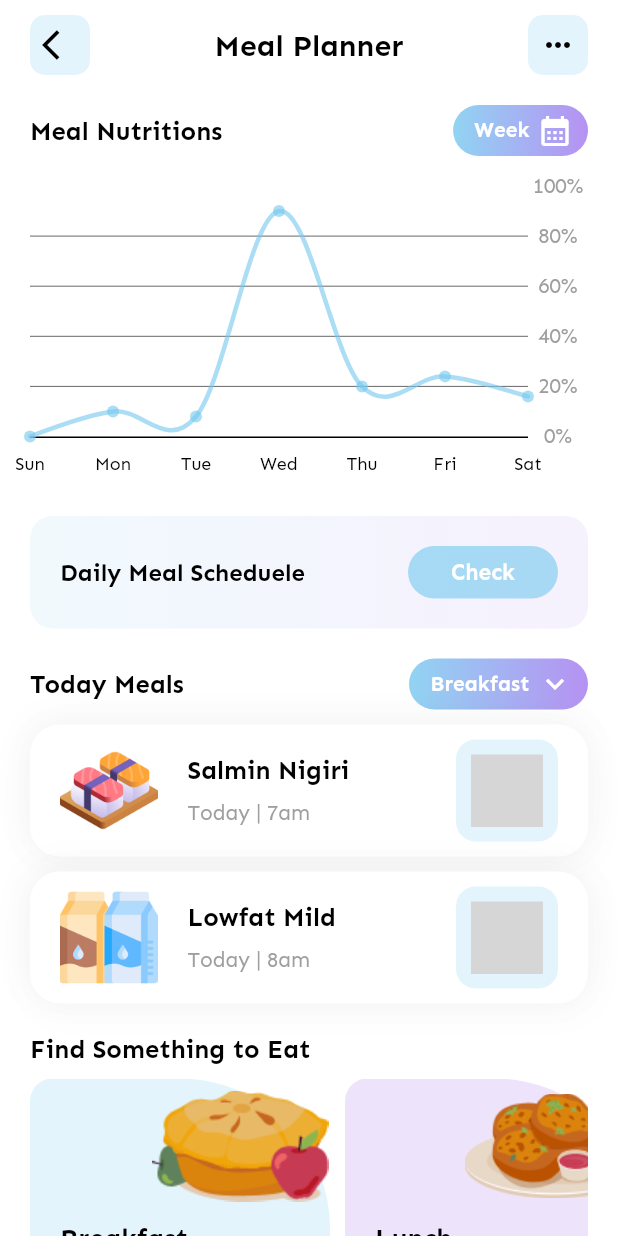
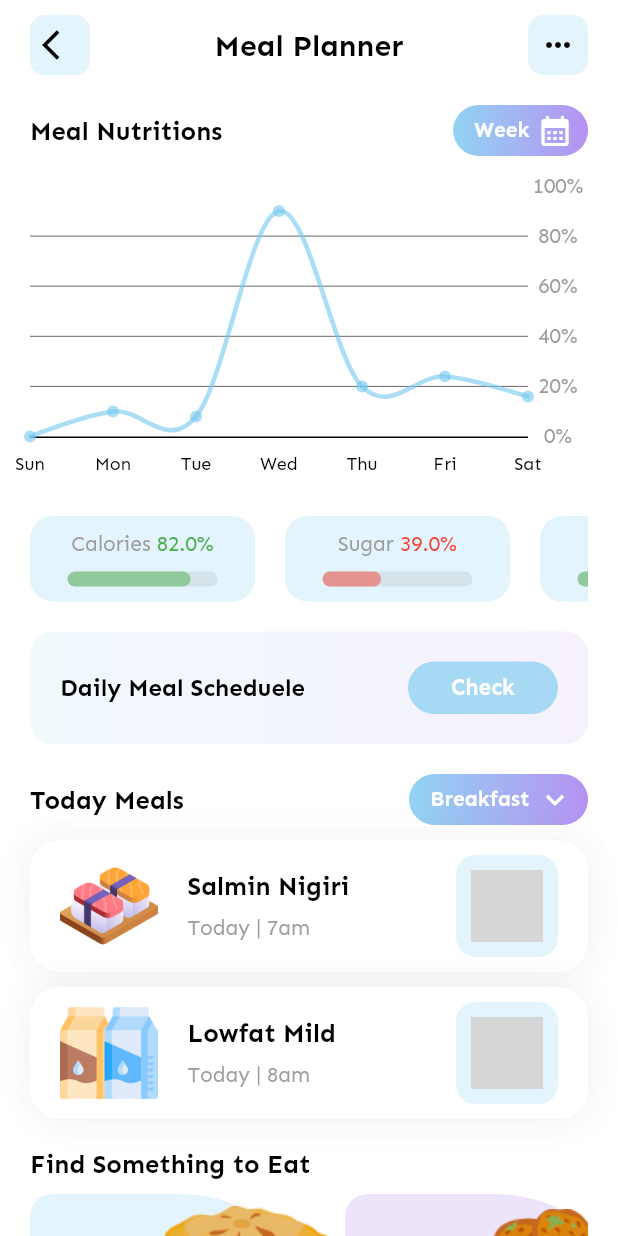
Before and after one commit to nguyenminhhung2011/GHealth, a Flutter app: the MealPlannerScreen screen opened directly, on a phone screen of 412 x 824 dp. Run offline on Flutter 3.47's test engine with Material 2 defaults, Android fonts, the phone set to English and light mode, and no system bars; drawn by our look-alikes of fl_chart, percent_indicator; our stand-ins replace animated_bottom_navigation_bar, circular_countdown_timer, cloud_firestore, dotted_line, firebase_auth, firebase_core and 4 more; missing offline and left inert: time_chart; accounts and stored records are empty; grey boxes are pictures that could not be loaded.

Commit message:
update meal planner screen

```diff
--- a/lib/apps/pages/mealPlanner/mealPlannerScreen.dart
+++ b/lib/apps/pages/mealPlanner/mealPlannerScreen.dart
@@ -4,6 +4,7 @@ import 'package:flutter/src/foundation/key.dart';
 import 'package:flutter/src/widgets/framework.dart';
 import 'package:flutter_svg/flutter_svg.dart';
 import 'package:gold_health/apps/global_widgets/list_chart/lineChart1Line.dart';
+import 'package:percent_indicator/percent_indicator.dart';
 
 import '../../template/misc/colors.dart';
 import '../dashboard/activity_trackerScreen.dart';
@@ -82,6 +83,26 @@ class MealPlannerScreen extends StatelessWidget {
                                   height: 200,
                                   child: Container(
                                     child: LineChartOneLine(),
+                                  ),
+                                ),
+                                const SizedBox(height: 20),
+                                SingleChildScrollView(
+                                  scrollDirection: Axis.horizontal,
+                                  child: Row(
+                                    children: [
+                                      ControlMealCard(
+                                          header: 'Calories', percent: 0.82),
+                                      const SizedBox(width: 20),
+                                      ControlMealCard(
+                                          header: 'Sugar', percent: 0.39),
+                                      const SizedBox(width: 20),
+                                      ControlMealCard(
+                                          header: 'Fibre', percent: 0.88),
+                                      const SizedBox(width: 20),
+                                      ControlMealCard(
+                                          header: 'fats', percent: 0.42),
+                                      const SizedBox(width: 20),
+                                    ],
                                   ),
                                 ),
                                 const SizedBox(height: 20),
@@ -222,6 +243,64 @@ class MealPlannerScreen extends StatelessWidget {
               ),
             ),
           ),
+        ],
+      ),
+    );
+  }
+}
+
+class ControlMealCard extends StatelessWidget {
+  const ControlMealCard({
+    Key? key,
+    required this.header,
+    required this.percent,
+  }) : super(key: key);
+  final String header;
+  final double percent;
+
+  @override
+  Widget build(BuildContext context) {
+    return Container(
+      padding: const EdgeInsets.symmetric(horizontal: 15, vertical: 10),
+      decoration: BoxDecoration(
+        borderRadius: BorderRadius.circular(15),
+        color: AppColors.primaryColor1.withOpacity(0.2),
+      ),
+      child: Column(
+        children: [
+          Row(
+            children: [
+              Text(
+                '${header} ',
+                style: TextStyle(
+                  color: Colors.grey,
+                  fontWeight: FontWeight.w500,
+                ),
+              ),
+              Text(
+                '${percent * 100}%',
+                style: TextStyle(
+                  color: (percent > 0.5) ? Colors.green : Colors.red,
+                ),
+              )
+            ],
+          ),
+          const SizedBox(height: 10),
+          Container(
+            width: 120,
+            height: 10,
+            child: LinearPercentIndicator(
+              lineHeight: 30,
+              percent: percent,
+              progressColor: (percent > 0.5)
+                  ? Colors.green.withOpacity(0.5)
+                  : Colors.red.withOpacity(0.5),
+              backgroundColor: Colors.grey.withOpacity(0.2),
+              animation: true,
+              animationDuration: 1000,
+              barRadius: const Radius.circular(20),
+            ),
+          )
         ],
       ),
     );
```
